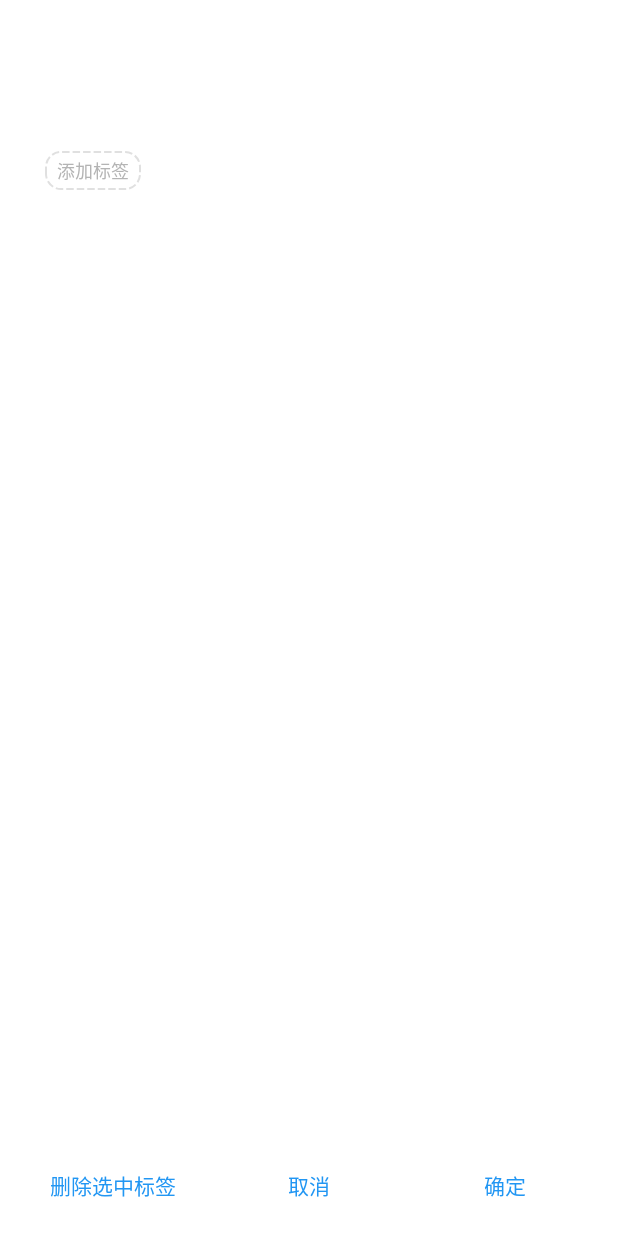
After one commit to couteauD/iTime, an Android app: the markDialogActivity screen opened directly, with no data from a screen before it, on a phone screen of 412 x 824 dp. The commit adds this screen. Run offline under Robolectric (Android 15) with nearby library versions, the phone set to English and light mode, and no system bars.

Commit message:
新建markDialogActivity，用dialog弹出界面实现添加标签Activity，可添加删除选择标签(与newScheduleActicity传递数据出现卡顿，应使用子线程传递，待下次改进）

```diff
--- /dev/null
+++ b/iTime/app/src/main/java/com/example/itime/FlowLayout.java
@@ -0,0 +1,157 @@
+package com.example.itime;
+
+
+import android.content.Context;
+import android.util.AttributeSet;
+import android.view.View;
+import android.view.ViewGroup;
+
+import java.util.ArrayList;
+import java.util.List;
+
+public class FlowLayout extends ViewGroup {
+    //存储所有子View
+    private List<List<View>> mAllChildViews = new ArrayList<>();
+    //每一行的高度
+    private List<Integer> mLineHeight = new ArrayList<>();
+
+    public FlowLayout(Context context) {
+        this(context, null);
+    }
+    public FlowLayout(Context context, AttributeSet attrs) {
+        this(context, attrs, 0);
+    }
+    public FlowLayout(Context context, AttributeSet attrs, int defStyle) {
+        super(context, attrs, defStyle);
+    }
+    @Override
+    protected void onMeasure(int widthMeasureSpec, int heightMeasureSpec) {
+
+        //父控件传进来的宽度和高度以及对应的测量模式
+        int sizeWidth = MeasureSpec.getSize(widthMeasureSpec);
+        int modeWidth = MeasureSpec.getMode(widthMeasureSpec);
+        int sizeHeight = MeasureSpec.getSize(heightMeasureSpec);
+        int modeHeight = MeasureSpec.getMode(heightMeasureSpec);
+
+        //如果当前ViewGroup的宽高为wrap_content的情况
+        int width = 0;//自己测量的 宽度
+        int height = 0;//自己测量的高度
+        //记录每一行的宽度和高度
+        int lineWidth = 0;
+        int lineHeight = 0;
+
+        //获取子view的个数
+        int childCount = getChildCount();
+        for(int i = 0;i < childCount; i ++){
+            View child = getChildAt(i);
+            //测量子View的宽和高
+            measureChild(child, widthMeasureSpec, heightMeasureSpec);
+            //得到LayoutParams
+            MarginLayoutParams lp = (MarginLayoutParams) getLayoutParams();
+            //子View占据的宽度
+            int childWidth = child.getMeasuredWidth() + lp.leftMargin + lp.rightMargin;
+            //子View占据的高度
+            int childHeight = child.getMeasuredHeight() + lp.topMargin + lp.bottomMargin;
+            //换行时候
+            if(lineWidth + childWidth > sizeWidth){
+                //对比得到最大的宽度
+                width = Math.max(width, lineWidth);
+                //重置lineWidth
+                lineWidth = childWidth;
+                //记录行高
+                height += lineHeight;
+                lineHeight = childHeight;
+            }else{//不换行情况
+                //叠加行宽
+                lineWidth += childWidth;
+                //得到最大行高
+                lineHeight = Math.max(lineHeight, childHeight);
+            }
+            //处理最后一个子View的情况
+            if(i == childCount -1){
+                width = Math.max(width, lineWidth);
+                height += lineHeight;
+            }
+        }
+        //wrap_content
+        setMeasuredDimension(modeWidth == MeasureSpec.EXACTLY ? sizeWidth : width,
+                modeHeight == MeasureSpec.EXACTLY ? sizeHeight : height);
+        super.onMeasure(widthMeasureSpec, heightMeasureSpec);
+    }
+
+    @Override
+    protected void onLayout(boolean changed, int l, int t, int r, int b) {
+        mAllChildViews.clear();
+        mLineHeight.clear();
+        //获取当前ViewGroup的宽度
+        int width = getWidth();
+
+        int lineWidth = 0;
+        int lineHeight = 0;
+        //记录当前行的view
+        List<View> lineViews = new ArrayList<View>();
+        int childCount = getChildCount();
+        for(int i = 0;i < childCount; i ++){
+            View child = getChildAt(i);
+            MarginLayoutParams lp = (MarginLayoutParams) child.getLayoutParams();
+            int childWidth = child.getMeasuredWidth();
+            int childHeight = child.getMeasuredHeight();
+
+            //如果需要换行
+            if(childWidth + lineWidth + lp.leftMargin + lp.rightMargin > width){
+                //记录LineHeight
+                mLineHeight.add(lineHeight);
+                //记录当前行的Views
+                mAllChildViews.add(lineViews);
+                //重置行的宽高
+                lineWidth = 0;
+                lineHeight = childHeight + lp.topMargin + lp.bottomMargin;
+                //重置view的集合
+                lineViews = new ArrayList();
+            }
+            lineWidth += childWidth + lp.leftMargin + lp.rightMargin;
+            lineHeight = Math.max(lineHeight, childHeight + lp.topMargin + lp.bottomMargin);
+            lineViews.add(child);
+        }
+        //处理最后一行
+        mLineHeight.add(lineHeight);
+        mAllChildViews.add(lineViews);
+
+        //设置子View的位置
+        int left = 0;
+        int top = 0;
+        //获取行数
+        int lineCount = mAllChildViews.size();
+        for(int i = 0; i < lineCount; i ++){
+            //当前行的views和高度
+            lineViews = mAllChildViews.get(i);
+            lineHeight = mLineHeight.get(i);
+            for(int j = 0; j < lineViews.size(); j ++){
+                View child = lineViews.get(j);
+                //判断是否显示
+                if(child.getVisibility() == View.GONE){
+                    continue;
+                }
+                MarginLayoutParams lp = (MarginLayoutParams) child.getLayoutParams();
+                int cLeft = left + lp.leftMargin;
+                int cTop = top + lp.topMargin;
+                int cRight = cLeft + child.getMeasuredWidth();
+                int cBottom = cTop + child.getMeasuredHeight();
+                //进行子View进行布局
+                child.layout(cLeft, cTop, cRight, cBottom);
+                left += child.getMeasuredWidth() + lp.leftMargin + lp.rightMargin;
+            }
+            left = 0;
+            top += lineHeight;
+        }
+    }
+
+    /**
+     * 与当前ViewGroup对应的LayoutParams
+     */
+    @Override
+    public LayoutParams generateLayoutParams(AttributeSet attrs) {
+        return new MarginLayoutParams(getContext(), attrs);
+    }
+
+}
--- /dev/null
+++ b/iTime/app/src/main/java/com/example/itime/markDialogActivity.java
@@ -0,0 +1,219 @@
+package com.example.itime;
+
+import androidx.appcompat.app.AppCompatActivity;
+import androidx.core.app.DialogCompat;
+
+import android.app.Activity;
+import android.content.Context;
+import android.content.Intent;
+import android.graphics.Color;
+import android.os.Bundle;
+import android.text.Editable;
+import android.text.TextWatcher;
+import android.view.KeyEvent;
+import android.view.MotionEvent;
+import android.view.View;
+import android.view.ViewGroup;
+import android.view.inputmethod.InputMethodManager;
+import android.widget.Button;
+import android.widget.EditText;
+import android.widget.FrameLayout;
+import android.widget.TextView;
+import android.widget.Toast;
+
+import java.util.ArrayList;
+import java.util.List;
+
+public class markDialogActivity extends AppCompatActivity {
+
+    private FlowLayout layout;
+    private FlowLayout.MarginLayoutParams params;
+    private Button buttonDelete,buttonCancel,buttonOk;
+    private int curIndex,lastIndex,index;
+    private TextView Tag;
+
+    @Override
+    protected void onCreate(Bundle savedInstanceState) {
+        super.onCreate(savedInstanceState);
+        setContentView(R.layout.activity_mark_dialog_activity);
+
+        layout=(FlowLayout) findViewById(R.id.mark_container);
+
+        params=new FrameLayout.LayoutParams(ViewGroup.LayoutParams.WRAP_CONTENT, ViewGroup.LayoutParams.WRAP_CONTENT);
+        params.setMargins(30,0,30,10);
+
+        buttonDelete=(Button)findViewById(R.id.button_delete);
+        buttonCancel=(Button)findViewById(R.id.button_cancel);
+        buttonOk=(Button)findViewById(R.id.button_ok);
+
+        //存放标签和标签选择状态
+        final List<TextView> tagView=new ArrayList<>();
+        final List<Boolean> tagViewState=new ArrayList<>();
+
+        //创建编辑中的标签
+        final EditText editText=new EditText(getApplicationContext());
+        editText.setHint("添加标签");
+        //设置固定宽度
+        editText.setMinEms(4);
+        editText.setTextSize(12);
+        //设置shape
+        editText.setBackgroundResource(R.drawable.mark_edit);
+        editText.setHintTextColor(Color.parseColor("#b4b4b4"));
+        editText.setTextColor(getResources().getColor(R.color.colorPrimaryDark));
+        editText.setLayoutParams(params);
+
+        //添加到layout中
+        layout.addView(editText);
+
+        //对软键盘的Enter键监听
+        editText.setOnKeyListener(new View.OnKeyListener() {
+            @Override
+            public boolean onKey(View v, int keyCode, KeyEvent event) {
+
+                if (KeyEvent.ACTION_DOWN == event.getAction()) {
+                    switch (keyCode) {
+                        case KeyEvent.KEYCODE_ENTER:
+                            String editTextContent = editText.getText().toString();
+                            //判断输入是否为空
+                            if (editTextContent.equals(""))
+                                return true;
+                            //判断标签是否重复添加
+                            for (TextView tag : tagView) {
+                                String tempStr = tag.getText().toString();
+                                if (tempStr.equals(editTextContent)) {
+                                    Toast.makeText(markDialogActivity.this, "重复添加", Toast.LENGTH_SHORT).show();
+                                    editText.setText("");
+                                    editText.requestFocus();
+                                    return true;
+                                }
+                            }
+                            //添加标签
+                            final TextView temp = getTag(editText.getText().toString());
+                            tagView.add(temp);
+                            tagViewState.add(false);
+                            //添加点击事件，点击变成选中状态，选中状态下被点击则恢复未选中状态
+                            temp.setOnClickListener(new View.OnClickListener() {
+                                @Override
+                                public void onClick(View v) {
+                                    curIndex = tagView.indexOf(temp);
+                                    if (!tagViewState.get(curIndex)) {
+                                        //显示 √选中
+                                        temp.setText(temp.getText() + " √");
+                                        temp.setBackgroundResource(R.drawable.mark_selected);
+                                        temp.setTextColor(getResources().getColor(R.color.colorPrimaryDark));
+                                        //修改选中状态
+                                        tagViewState.set(curIndex, true);
+                                    } else {
+                                        //删除 √取消选中
+                                        temp.setText(temp.getText().toString().replace("√", ""));
+                                        temp.setBackgroundResource(R.drawable.mark_normal);
+                                        temp.setTextColor(Color.parseColor("#b4b4b4"));
+                                        //修改未选中状态
+                                        tagViewState.set(curIndex, false);
+                                    }
+                                }
+                            });
+                            layout.addView(temp);
+                            //让编辑框在最后一个位置上
+                            editText.bringToFront();
+                            //清空编辑框
+                            editText.setText("");
+                            editText.requestFocus();
+                            return true;
+                    }
+                }
+                return false;
+            }
+
+        });
+
+        /**
+         * 设置“删除选中标签”按钮点击事件
+         */
+        buttonDelete.setOnClickListener(new View.OnClickListener() {
+            @Override
+            public void onClick(View v) {
+                lastIndex = tagView.size() - 1;
+                //没有添加标签则不继续执行
+                if (lastIndex < 0)
+                    return;
+                index=0;
+                //选中状态下的标签删除
+                while(index<tagView.size()) {
+                    if (tagViewState.get(index)) {
+                        Tag = tagView.get(index);
+                        tagView.remove(Tag);
+                        tagViewState.remove(index);
+                        layout.removeView(Tag);
+                        Toast.makeText(markDialogActivity.this, "删除成功", Toast.LENGTH_SHORT).show();
+                        index++;
+                    }
+                }
+            }
+        });
+
+        /**
+         * 设置“取消”按钮点击事件
+         */
+        buttonCancel.setOnClickListener(new View.OnClickListener() {
+            @Override
+            public void onClick(View v) {
+                finish();
+            }
+        });
+
+        /*
+         * 设置“确定”按钮点击事件
+         */
+        buttonOk.setOnClickListener(new View.OnClickListener() {
+            @Override
+            public void onClick(View v) {
+                Intent intent = new Intent(markDialogActivity.this, newScheduleActivity.class);
+                index=0;
+                ArrayList<String> selected=new ArrayList<>();
+                while(index<tagView.size()) {
+                    Tag = tagView.get(index);
+                    if (tagViewState.get(index)) {
+                        selected.add(Tag.getText().toString().replace("√",""));
+                        index++;
+                    }
+                }
+                intent.putStringArrayListExtra("mark",selected);
+                startActivityForResult(intent,200); ;
+                finish();
+            }
+        });
+    }
+
+    /**
+     * 创建一个正常状态的标签
+     * @param tag
+     * @return
+     */
+    private  TextView getTag(String tag){
+        TextView textView=new TextView(getApplicationContext());
+        textView.setTextSize(12);
+        textView.setBackgroundResource(R.drawable.mark_normal);
+        textView.setTextColor(Color.parseColor("#b4b4b4"));
+        textView.setText(tag);
+        textView.setLayoutParams(params);
+        return  textView;
+    }
+
+    /**
+     * 点击空白处收起键盘
+     * @param event
+     * @return
+     */
+    @Override
+    public boolean onTouchEvent(MotionEvent event) {
+        InputMethodManager imm = (InputMethodManager) getSystemService(Context.INPUT_METHOD_SERVICE);
+        if (event.getAction() == MotionEvent.ACTION_DOWN) {
+            if (markDialogActivity.this.getCurrentFocus().getWindowToken() != null) {
+                imm.hideSoftInputFromWindow(markDialogActivity.this.getCurrentFocus().getWindowToken(), InputMethodManager.HIDE_NOT_ALWAYS);
+            }
+        }
+        return super.onTouchEvent(event);
+    }
+
+}
--- /dev/null
+++ b/iTime/app/src/main/res/drawable/mark_edit.xml
@@ -0,0 +1,18 @@
+<?xml version="1.0" encoding="utf-8"?>
+<shape xmlns:android="http://schemas.android.com/apk/res/android"
+    android:shape="rectangle" >
+
+    <corners
+        android:bottomLeftRadius="10dp"
+        android:bottomRightRadius="10dp"
+        android:topLeftRadius="10dp"
+        android:topRightRadius="10dp" />
+    <!-- 这里实现虚线边框-->
+    <stroke android:dashWidth="5dp" android:dashGap="2dp" android:width="1dp" android:color="#e0e0e0" />
+
+    <padding
+        android:bottom="4dp"
+        android:left="8dp"
+        android:right="8dp"
+        android:top="4dp" />
+</shape>
--- /dev/null
+++ b/iTime/app/src/main/res/drawable/mark_normal.xml
@@ -0,0 +1,19 @@
+<?xml version="1.0" encoding="utf-8"?>
+<shape xmlns:android="http://schemas.android.com/apk/res/android"
+    android:shape="rectangle" >
+
+    <corners
+        android:bottomLeftRadius="10dp"
+        android:bottomRightRadius="10dp"
+        android:topLeftRadius="10dp"
+        android:topRightRadius="10dp" />
+
+    <stroke android:width="1dp" android:color="#b4b4b4" />
+
+    <padding
+        android:bottom="4dp"
+        android:left="8dp"
+        android:right="8dp"
+        android:top="4dp" />
+
+</shape>
--- /dev/null
+++ b/iTime/app/src/main/res/drawable/mark_selected.xml
@@ -0,0 +1,19 @@
+<?xml version="1.0" encoding="utf-8"?>
+<shape xmlns:android="http://schemas.android.com/apk/res/android"
+    android:shape="rectangle" >
+
+    <corners
+        android:bottomLeftRadius="10dp"
+        android:bottomRightRadius="10dp"
+        android:topLeftRadius="10dp"
+        android:topRightRadius="10dp" />
+
+    <stroke android:width="1dp" android:color="@color/colorAccent" />
+
+    <padding
+        android:bottom="4dp"
+        android:left="8dp"
+        android:right="8dp"
+        android:top="4dp" />
+
+</shape>
--- /dev/null
+++ b/iTime/app/src/main/res/layout/activity_mark_dialog_activity.xml
@@ -0,0 +1,53 @@
+<?xml version="1.0" encoding="utf-8"?>
+<LinearLayout
+    xmlns:android="http://schemas.android.com/apk/res/android"
+    xmlns:tools="http://schemas.android.com/tools"
+    tools:context="com.example.itime.markDialogActivity"
+    android:layout_width="match_parent"
+    android:layout_height="wrap_content"
+    android:padding="10dp"
+    android:orientation="vertical"
+    >
+
+    <com.example.itime.FlowLayout
+        android:id="@+id/mark_container"
+        android:layout_width="match_parent"
+        android:layout_height="wrap_content"
+        android:layout_weight="1"
+        >
+    </com.example.itime.FlowLayout>
+
+    <LinearLayout
+        android:layout_width="match_parent"
+        android:layout_height="wrap_content"
+        android:orientation="horizontal">
+
+        <Button
+            android:id="@+id/button_delete"
+            android:layout_width="match_parent"
+            android:layout_height="wrap_content"
+            android:layout_weight="1"
+            android:background="@android:color/white"
+            android:text="删除选中标签"
+            android:textColor="@color/colorPrimaryDark"/>
+        <Button
+            android:id="@+id/button_cancel"
+            android:layout_width="match_parent"
+            android:layout_height="wrap_content"
+            android:layout_weight="1"
+            android:background="@android:color/white"
+            android:text="取消"
+            android:textColor="@color/colorPrimaryDark" />
+
+        <Button
+            android:id="@+id/button_ok"
+            android:layout_width="match_parent"
+            android:layout_height="wrap_content"
+            android:layout_weight="1"
+            android:background="@android:color/white"
+            android:text="确定"
+            android:textColor="@color/colorPrimaryDark" />
+
+    </LinearLayout>
+
+</LinearLayout>
--- a/iTime/app/src/main/res/values/colors.xml
+++ b/iTime/app/src/main/res/values/colors.xml
@@ -2,5 +2,5 @@
 <resources>
     <color name="colorPrimary">#03A9F4</color>
     <color name="colorPrimaryDark">#2196F3</color>
-    <color name="colorAccent">#2196F3</color>
+    <color name="colorAccent">#03A9F4</color>
 </resources>
--- a/iTime/app/src/main/res/values/styles.xml
+++ b/iTime/app/src/main/res/values/styles.xml
@@ -14,4 +14,14 @@
     <style name="AppTheme.AppBarOverlay" parent="ThemeOverlay.AppCompat.Dark.ActionBar" />
     <style name="AppTheme.PopupOverlay" parent="ThemeOverlay.AppCompat.Light" />
 
+    <style name="MyDialogStyle" parent="Theme.AppCompat.Dialog">
+        <item name="android:windowBackground">@android:color/white</item> 设置dialog的背景，此处为系统给定的透明值
+        <item name="android:windowFrame">@null</item>                Dialog的windowFrame框为无
+        <item name="android:windowNoTitle">false</item>　　　　　　　　 是否显示标题
+        <item name="android:windowIsFloating">true</item>            是否浮现在activity之上
+        <item name="android:windowIsTranslucent">true</item>         是否半透明
+        <item name="android:windowContentOverlay">@null</item>       是否有覆盖
+        <item name="android:windowAnimationStyle">@android:style/Animation.Dialog</item>   设置Activity出现方式
+        <item name="android:backgroundDimEnabled">true</item>        背景是否模糊显示
+    </style>
 </resources>
```
Also changed, not shown: iTime/app/src/main/AndroidManifest.xml (+13 -11 lines), iTime/app/src/main/java/com/example/itime/newScheduleActivity.java (+30 -8 lines), iTime/app/src/main/res/menu/activity_main_drawer.xml (line endings or trailing spaces).
